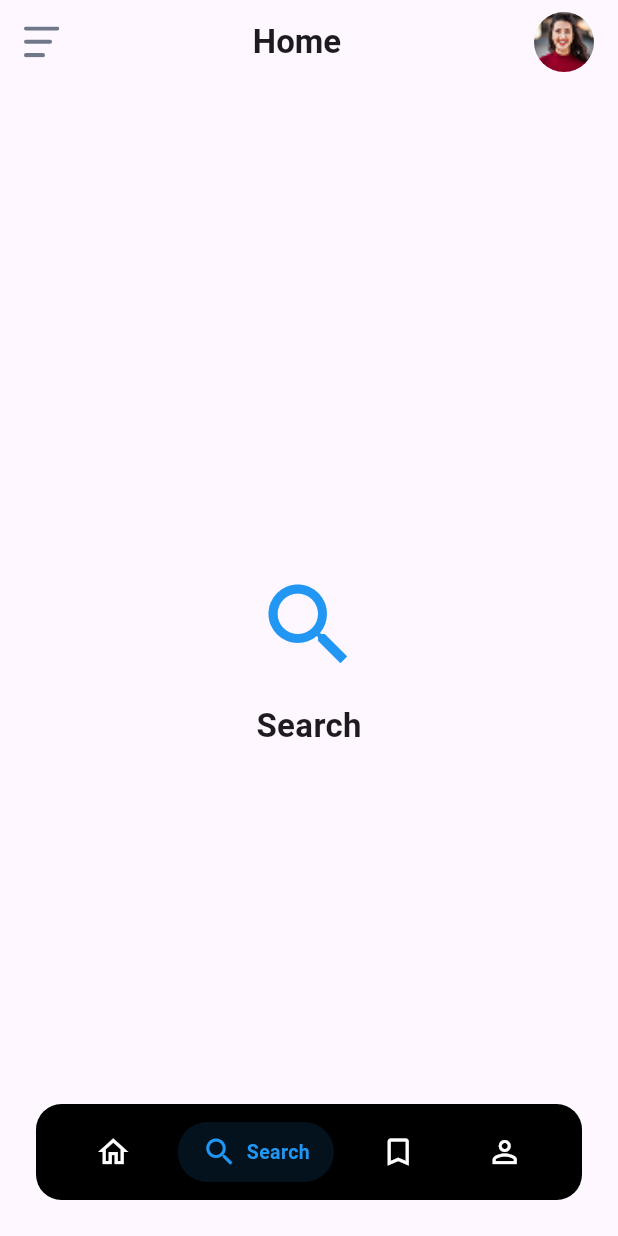
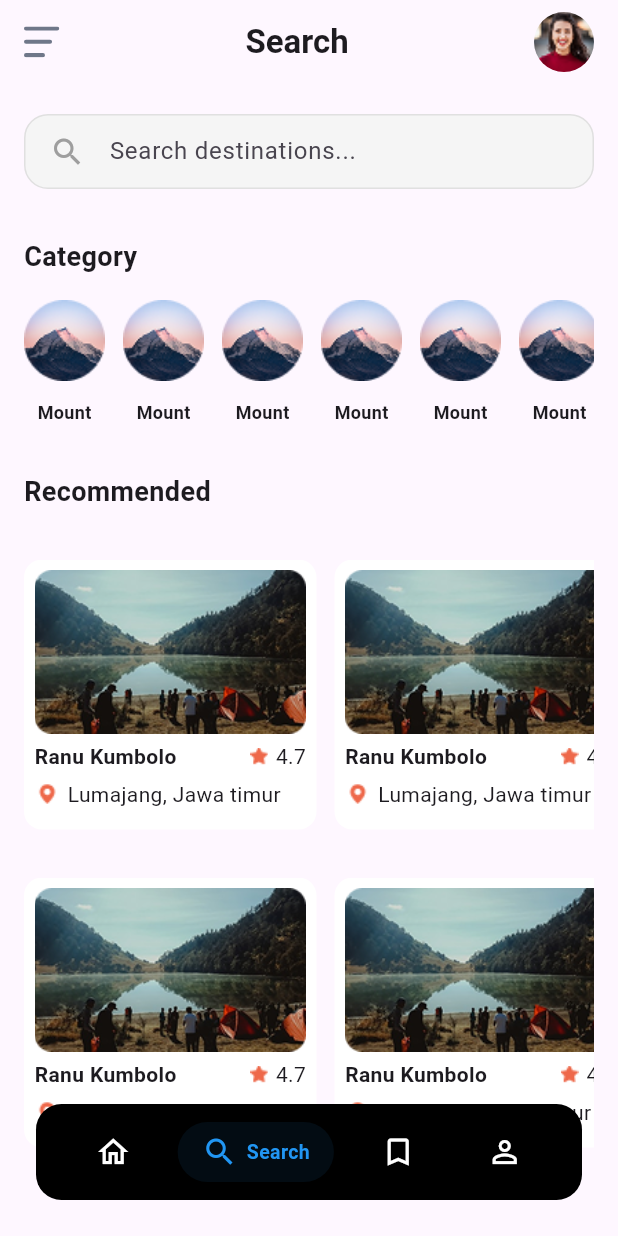
Before and after one commit to petereog/travella, a Flutter app: the screen it shows after launch, item 2 of the bottom bar chosen, on a phone screen of 412 x 824 dp. Run offline on Flutter 3.47's test engine with Material 3 defaults, Android fonts, the phone set to English and light mode, and no system bars; our stand-ins replace flutter_svg.

Commit message:
added search screen

```diff
--- a/lib/features/home/view/pages/home_page.dart
+++ b/lib/features/home/view/pages/home_page.dart
@@ -3,6 +3,7 @@ import 'package:flutter_svg/flutter_svg.dart';
 import 'package:travella/features/home/view/widget/category_widget.dart';
 import 'package:travella/features/home/view/widget/city_widget.dart';
 import 'package:travella/features/home/view/widget/place_widget.dart';
+import 'package:travella/features/search/view/pages/search_screen.dart';
 
 class HomePage extends StatefulWidget {
   const HomePage({super.key});
@@ -20,6 +21,8 @@ class _HomePageState extends State<HomePage> {
 
   @override
   Widget build(BuildContext context) {
+    final titles = ['Home', 'Search', 'Saved', 'Profile'];
+
     return Scaffold(
       appBar: AppBar(
         automaticallyImplyLeading: false,
@@ -31,9 +34,9 @@ class _HomePageState extends State<HomePage> {
               height: 24,
               width: 24,
             ),
-            const Text(
-              'Home',
-              style: TextStyle(
+            Text(
+              titles[_selectedIndex],
+              style: const TextStyle(
                 fontSize: 22,
                 fontWeight: FontWeight.w600,
               ),
@@ -46,7 +49,7 @@ class _HomePageState extends State<HomePage> {
                 width: 40,
                 fit: BoxFit.cover,
                 errorBuilder: (context, error, stackTrace) =>
-                const Icon(Icons.account_circle, size: 40),
+                    const Icon(Icons.account_circle, size: 40),
               ),
             ),
           ],
@@ -54,11 +57,17 @@ class _HomePageState extends State<HomePage> {
       ),
       body: Stack(
         children: [
-          // ── Page Content ───────────────────────────────────────
+          // ── Page Content (using IndexedStack to preserve tab state) ──
           SafeArea(
-            child: _selectedIndex == 0
-                ? _buildHomeBody()
-                : _buildPlaceholderPage(_selectedIndex),
+            child: IndexedStack(
+              index: _selectedIndex,
+              children: [
+                _buildHomeBody(),
+                const SearchScreen(),
+                _buildPlaceholderPage(2),
+                _buildPlaceholderPage(3),
+              ],
+            ),
           ),
 
           // ── Floating Bottom Nav ────────────────────────────────
@@ -75,10 +84,30 @@ class _HomePageState extends State<HomePage> {
               child: Row(
                 mainAxisAlignment: MainAxisAlignment.spaceAround,
                 children: [
-                  _navItem(icon: Icons.home_outlined, activeIcon: Icons.home, index: 0, label: 'Home'),
-                  _navItem(icon: Icons.search_outlined, activeIcon: Icons.search, index: 1, label: 'Search'),
-                  _navItem(icon: Icons.bookmark_border, activeIcon: Icons.bookmark, index: 2, label: 'Saved'),
-                  _navItem(icon: Icons.person_outline, activeIcon: Icons.person, index: 3, label: 'Profile'),
+                  _navItem(
+                    icon: Icons.home_outlined,
+                    activeIcon: Icons.home,
+                    index: 0,
+                    label: 'Home',
+                  ),
+                  _navItem(
+                    icon: Icons.search_outlined,
+                    activeIcon: Icons.search,
+                    index: 1,
+                    label: 'Search',
+                  ),
+                  _navItem(
+                    icon: Icons.bookmark_border,
+                    activeIcon: Icons.bookmark,
+                    index: 2,
+                    label: 'Saved',
+                  ),
+                  _navItem(
+                    icon: Icons.person_outline,
+                    activeIcon: Icons.person,
+                    index: 3,
+                    label: 'Profile',
+                  ),
                 ],
               ),
             ),
@@ -101,7 +130,7 @@ class _HomePageState extends State<HomePage> {
         duration: const Duration(milliseconds: 200),
         padding: const EdgeInsets.symmetric(horizontal: 16, vertical: 8),
         decoration: BoxDecoration(
-          color: isActive ? Colors.blue.withOpacity(0.12) : Colors.transparent,
+          color: isActive ? Colors.blue.withAlpha(20) : Colors.transparent,
           borderRadius: BorderRadius.circular(20),
         ),
         child: Row(
@@ -135,8 +164,6 @@ class _HomePageState extends State<HomePage> {
         crossAxisAlignment: CrossAxisAlignment.start,
         children: [
           const SizedBox(height: 12),
-
-          // ── Hero Text ──────────────────────────────────────────
           const Column(
             crossAxisAlignment: CrossAxisAlignment.start,
             children: [
@@ -154,31 +181,22 @@ class _HomePageState extends State<HomePage> {
               ),
             ],
           ),
-
           const SizedBox(height: 20),
-
-          // ── Categories ─────────────────────────────────────────
           const CategoryWidget(),
-
           const SizedBox(height: 24),
-
-          // ── City List (horizontal scroll) ──────────────────────
           SingleChildScrollView(
             scrollDirection: Axis.horizontal,
             child: Row(
               children: List.generate(
                 4,
-                    (index) => const Padding(
+                (index) => const Padding(
                   padding: EdgeInsets.only(right: 12),
                   child: CityWidget(),
                 ),
               ),
             ),
           ),
-
           const SizedBox(height: 24),
-
-          // ── Top Places Header ──────────────────────────────────
           Row(
             children: [
               const Text(
@@ -199,13 +217,10 @@ class _HomePageState extends State<HomePage> {
               ),
             ],
           ),
-
           const SizedBox(height: 12),
-
-          // ── Place List ─────────────────────────────────────────
           ...List.generate(
-            2,
-                (index) => const Padding(
+            6,
+            (index) => const Padding(
               padding: EdgeInsets.only(bottom: 12),
               child: PlaceWidget(),
             ),
@@ -216,16 +231,16 @@ class _HomePageState extends State<HomePage> {
   }
 
   Widget _buildPlaceholderPage(int index) {
-    const tabs = ['Search', 'Saved', 'Profile'];
-    const icons = [Icons.search, Icons.bookmark, Icons.person];
+    const tabs = ['Home', 'Search', 'Saved', 'Profile'];
+    const icons = [Icons.home, Icons.search, Icons.bookmark, Icons.person];
     return Center(
       child: Column(
         mainAxisAlignment: MainAxisAlignment.center,
         children: [
-          Icon(icons[index - 1], size: 72, color: Colors.blue),
+          Icon(icons[index], size: 72, color: Colors.blue),
           const SizedBox(height: 16),
           Text(
-            tabs[index - 1],
+            tabs[index],
             style: const TextStyle(fontSize: 22, fontWeight: FontWeight.bold),
           ),
         ],
--- a/lib/features/home/view/widget/place_widget.dart
+++ b/lib/features/home/view/widget/place_widget.dart
@@ -17,7 +17,7 @@ class PlaceWidget extends StatelessWidget {
           ClipRRect(
             borderRadius: BorderRadius.circular(8),
             child: Image.asset(
-              'assets/images/poster2.png',
+              'assets/images/mount.png',
               height: 80,
               width: 80,
               fit: BoxFit.cover,
--- /dev/null
+++ b/lib/features/search/view/pages/search_screen.dart
@@ -0,0 +1,127 @@
+import 'package:flutter/material.dart';
+import 'package:travella/features/home/view/widget/city_widget.dart';
+import 'package:travella/features/search/view/widget/destination_widget.dart';
+
+class SearchScreen extends StatelessWidget {
+  const SearchScreen({super.key});
+
+  @override
+  Widget build(BuildContext context) {
+    return  SingleChildScrollView(
+      scrollDirection: Axis.vertical,
+      child:
+      Padding(
+        padding: const EdgeInsets.symmetric(horizontal: 16.0),
+        child: Column(
+            crossAxisAlignment: CrossAxisAlignment.start,
+            children: [
+              const SizedBox(height: 20),
+              // Search Bar
+              Container(
+                padding: const EdgeInsets.symmetric(horizontal: 16),
+                decoration: BoxDecoration(
+                  color: Colors.grey[100],
+                  borderRadius: BorderRadius.circular(16),
+                  border: Border.all(color: Colors.grey[300]!),
+                ),
+                child: const TextField(
+                  decoration: InputDecoration(
+                    hintText: 'Search destinations...',
+                    border: InputBorder.none,
+                    icon: Icon(Icons.search, color: Colors.grey),
+                  ),
+                ),
+              ),
+
+              const SizedBox(height: 32),
+
+              const Text(
+                'Category',
+                style: TextStyle(
+                  fontSize: 18,
+                  fontWeight: FontWeight.bold,
+                ),
+              ),
+              const SizedBox(height: 16),
+
+              SingleChildScrollView(
+                scrollDirection: Axis.horizontal,
+                child:Row(
+                  mainAxisAlignment: .spaceBetween,
+                  children: [
+                    DestinationWidget(),
+                    const SizedBox(width: 12,),
+                    DestinationWidget(),
+                    const SizedBox(width: 12,),
+                    DestinationWidget(),
+                    const SizedBox(width: 12,),
+                    DestinationWidget(),
+                    const SizedBox(width: 12,),
+                    DestinationWidget(),
+                    const SizedBox(width: 12,),
+                    DestinationWidget(),
+                    const SizedBox(width: 12,),
+                    DestinationWidget(),
+                    DestinationWidget(),
+                    const SizedBox(width: 12,),
+                    DestinationWidget(),
+                    const SizedBox(width: 12,),
+                    DestinationWidget(),
+                  ],
+                ),
+              ),
+
+              const SizedBox(height: 32,),
+
+              Text('Recommended',
+                style: TextStyle(
+                  fontWeight: .bold,
+                  fontSize: 18,
+                ),
+              ),
+
+              const SizedBox(height: 32,),
+
+              SingleChildScrollView(
+                scrollDirection: Axis.horizontal,
+                child: Row(
+                  children: [
+                    CityWidget(),
+                    const SizedBox(width: 12,),
+                    CityWidget(),
+                    const SizedBox(width: 12,),
+                    CityWidget(),
+                    const SizedBox(width: 12,),
+                    CityWidget(),
+                    const SizedBox(width: 12,),
+                  ],
+                )
+                ,
+              ),
+
+
+              const SizedBox(height: 32,),
+
+              SingleChildScrollView(
+                scrollDirection: Axis.horizontal,
+                child: Row(
+                  children: [
+                    CityWidget(),
+                    const SizedBox(width: 12,),
+                    CityWidget(),
+                    const SizedBox(width: 12,),
+                    CityWidget(),
+                    const SizedBox(width: 12,),
+                    CityWidget(),
+                    const SizedBox(width: 12,),
+                  ],
+                )
+                ,
+              ),
+
+            ]
+        )
+        ),
+      );
+    }
+}
--- /dev/null
+++ b/lib/features/search/view/widget/destination_widget.dart
@@ -0,0 +1,23 @@
+import 'package:flutter/material.dart';
+
+class DestinationWidget extends StatelessWidget {
+  const DestinationWidget({super.key});
+
+  @override
+  Widget build(BuildContext context) {
+    return Column(
+      children: [
+        ClipRRect(
+    child: Image.asset('assets/images/Ellipse 6.png'),
+    ),
+        const SizedBox(height: 12,),
+        Text('Mount',
+        style: TextStyle(
+          fontSize: 12,
+          fontWeight: .bold,
+        ),
+        )
+]
+    );
+  }
+}
```
Also changed, not shown: assets/images/Ellipse 6.png (added), assets/images/background.png (added), assets/images/mount.png (renamed from assets/images/Rectangle 6.png).
